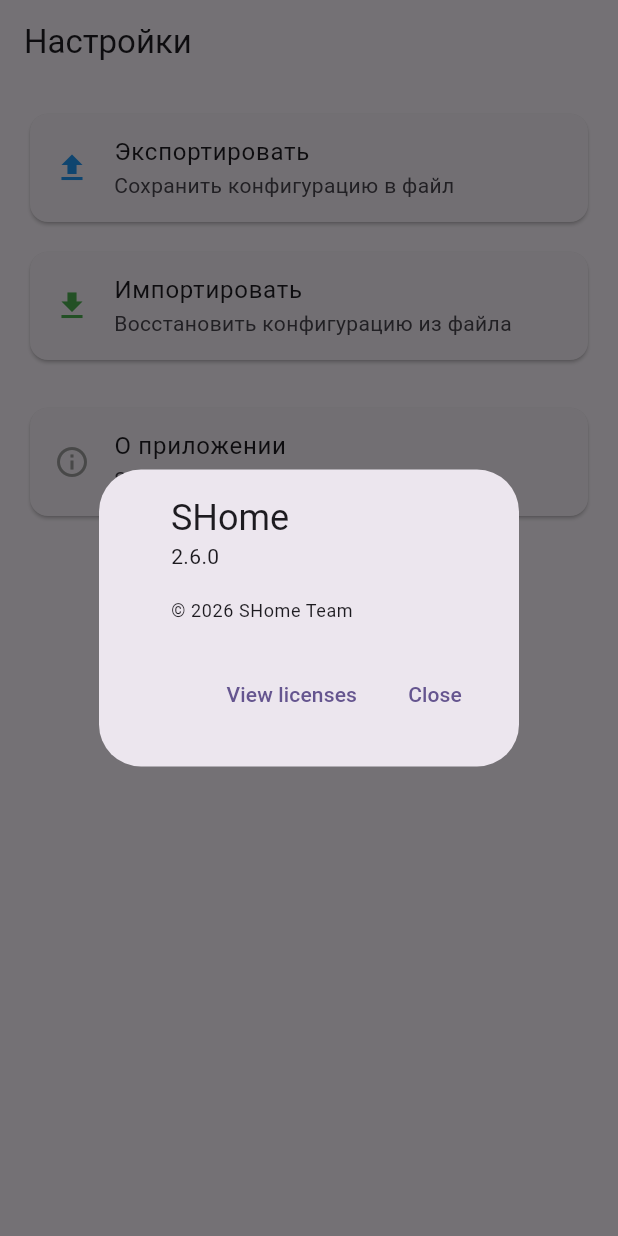
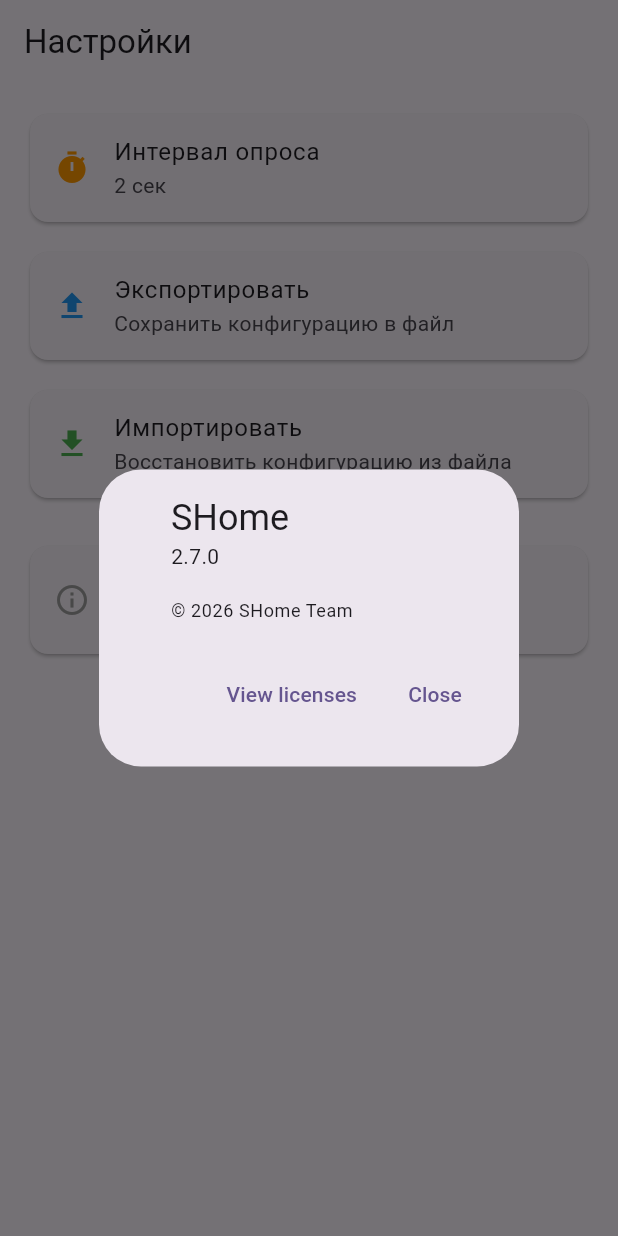
Before and after one commit to votsurx/SHomeDART, a Flutter app: the SettingsScreen screen opened by its route, after a tap on "О приложении", on a phone screen of 412 x 824 dp. Run offline on Flutter 3.47's test engine with Material 3 defaults, Android fonts, the phone set to English and light mode, and no system bars; our stand-ins replace file_picker, fl_chart, flutter_riverpod, flutter_secure_storage, freezed_annotation, get_it and 7 more; missing offline and left inert: cryptography, mqtt_client; accounts and stored records are empty.

Commit message:
⏱️ Настраиваемый интервал опроса + фикс reset()
- Интервал опроса: 2/5/10/30 секунд
- Сохранение настройки в SharedPreferences
- Исправлен reset() для _DevicePollState
- Инициализация поллера вынесена в initState

```diff
--- a/lib/presentation/screens/settings_screen.dart
+++ b/lib/presentation/screens/settings_screen.dart
@@ -1,8 +1,29 @@
 import 'package:flutter/material.dart';
+import 'package:shared_preferences/shared_preferences.dart';
 import '../../data/services/config_service.dart';
 
-class SettingsScreen extends StatelessWidget {
+class SettingsScreen extends StatefulWidget {
   const SettingsScreen({super.key});
+
+  @override
+  State<SettingsScreen> createState() => _SettingsScreenState();
+}
+
+class _SettingsScreenState extends State<SettingsScreen> {
+  int _pollInterval = 2;
+
+  @override
+  void initState() {
+    super.initState();
+    _loadSettings();
+  }
+
+  Future<void> _loadSettings() async {
+    final prefs = await SharedPreferences.getInstance();
+    setState(() {
+      _pollInterval = prefs.getInt('poll_interval') ?? 2;
+    });
+  }
 
   @override
   Widget build(BuildContext context) {
@@ -11,6 +32,37 @@
       body: ListView(
         padding: const EdgeInsets.all(16),
         children: [
+          // Интервал опроса
+          Card(
+            child: ListTile(
+              leading: const Icon(Icons.timer, color: Colors.orange),
+              title: const Text('Интервал опроса'),
+              subtitle: Text('$_pollInterval сек'),
+              onTap: () async {
+                final selected = await showDialog<int>(
+                  context: context,
+                  builder: (ctx) => SimpleDialog(
+                    title: const Text('Интервал опроса'),
+                    children: [2, 5, 10, 30].map((s) => SimpleDialogOption(
+                      onPressed: () => Navigator.pop(ctx, s),
+                      child: Text('$s секунд'),
+                    )).toList(),
+                  ),
+                );
+                if (selected != null) {
+                  final prefs = await SharedPreferences.getInstance();
+                  await prefs.setInt('poll_interval', selected);
+                  setState(() => _pollInterval = selected);
+                  if (mounted) {
+                    ScaffoldMessenger.of(context).showSnackBar(
+                      SnackBar(content: Text('Интервал изменён на $selected сек. Перезапустите приложение.')),
+                    );
+                  }
+                }
+              },
+            ),
+          ),
+          const SizedBox(height: 12),
           // Экспорт
           Card(
             child: ListTile(
@@ -66,12 +118,12 @@
             child: ListTile(
               leading: const Icon(Icons.info_outline, color: Colors.grey),
               title: const Text('О приложении'),
-              subtitle: const Text('SHome v2.6'),
+              subtitle: const Text('SHome v2.7'),
               onTap: () {
                 showAboutDialog(
                   context: context,
                   applicationName: 'SHome',
-                  applicationVersion: '2.6.0',
+                  applicationVersion: '2.7.0',
                   applicationLegalese: '© 2026 SHome Team',
                 );
               },
```
Also changed, not shown: lib/data/services/adaptive_poller.dart (+21 -31 lines), lib/presentation/screens/home_screen.dart (+28 -22 lines).
